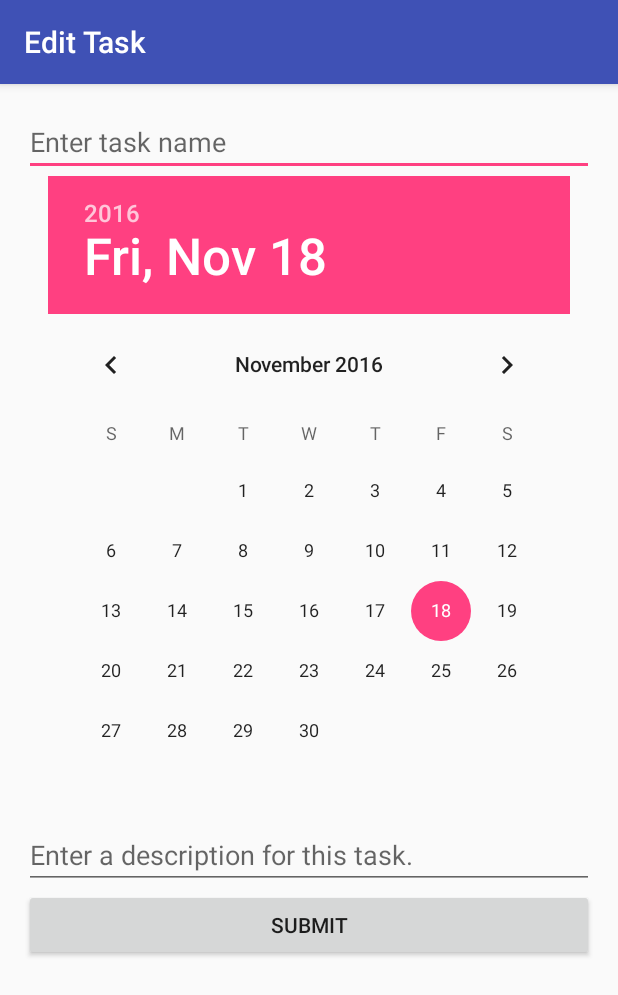
After one commit to gfmcknight/Personal-Manager, an Android app: the EditTask screen opened directly, with no data from a screen before it, on a phone screen of 412 x 824 dp. The commit adds this screen. Shown: the top 995 px of the screen. Run offline under Robolectric (Android 15) with nearby library versions, the phone set to English and light mode, and no system bars; 2 statements that could not run were skipped.

Commit message:
-Added an activity that can edit tasks, made changes to RefreshEvents

```diff
--- a/app/src/main/AndroidManifest.xml
+++ b/app/src/main/AndroidManifest.xml
@@ -21,7 +21,11 @@
         <activity
             android:name=".NewTask"
             android:label="@string/title_activity_new_task"
-            android:theme="@style/AppTheme.NoActionBar"></activity>
+            android:theme="@style/AppTheme.NoActionBar" />
+        <activity
+            android:name=".EditTask"
+            android:label="@string/title_activity_edit_task"
+            android:theme="@style/AppTheme.NoActionBar" />
     </application>
 
 </manifest>
--- /dev/null
+++ b/app/src/main/java/com/mcknight/gfm13/personalmanager/EditTask.java
@@ -0,0 +1,42 @@
+package com.mcknight.gfm13.personalmanager;
+
+import android.os.Bundle;
+import android.support.design.widget.FloatingActionButton;
+import android.support.design.widget.Snackbar;
+import android.support.v7.app.AppCompatActivity;
+import android.support.v7.widget.Toolbar;
+import android.view.View;
+import android.widget.DatePicker;
+import android.widget.EditText;
+
+import com.mcknight.gfm13.personalmanager.Refreshing.RefreshEvent;
+import com.mcknight.gfm13.personalmanager.Refreshing.RefreshEventType;
+import com.mcknight.gfm13.personalmanager.Refreshing.RefreshInvoker;
+
+public class EditTask extends AppCompatActivity {
+
+    Task task;
+
+    @Override
+    protected void onCreate(Bundle savedInstanceState) {
+        super.onCreate(savedInstanceState);
+        setContentView(R.layout.activity_edit_task);
+        Toolbar toolbar = (Toolbar) findViewById(R.id.toolbar);
+        setSupportActionBar(toolbar);
+
+        int taskID = getIntent().getIntExtra(getString(R.string.edit_ID), 0);
+        task = TaskManager.getInstance().getTaskByID(taskID);
+
+        ((EditText)findViewById(R.id.taskName)).setText(task.Name);
+        ((EditText)findViewById(R.id.taskDescription)).setText(task.Description);
+    }
+
+    public void SubmitPressed(View view) {
+        task.Name = ((EditText)findViewById(R.id.taskName)).getText().toString();
+        task.Description = ((EditText)findViewById(R.id.taskDescription)).getText().toString();
+        TaskManager.getInstance().Commit();
+
+        RefreshInvoker.getInstance().invokeRefreshEvent(new RefreshEvent(RefreshEventType.EDIT, task));
+        finish();
+    }
+}
--- a/app/src/main/java/com/mcknight/gfm13/personalmanager/NewTask.java
+++ b/app/src/main/java/com/mcknight/gfm13/personalmanager/NewTask.java
@@ -28,7 +28,7 @@ public class NewTask extends AppCompatActivity {
         float timeEstimate = Float.parseFloat(((EditText)findViewById(R.id.timeEstimate)).getText().toString());
 
         Task newTask = new Task(taskName, "", taskDescription, timeEstimate, 0f,
-                date.getYear(), date.getMonth(), date.getDayOfMonth());
+                date.getYear(), date.getMonth(), date.getDayOfMonth(), TaskManager.getInstance().getNewID());
         TaskManager.getInstance().AddTask(newTask);
         TaskManager.getInstance().Commit();
 
--- /dev/null
+++ b/app/src/main/res/layout/activity_edit_task.xml
@@ -0,0 +1,26 @@
+<?xml version="1.0" encoding="utf-8"?>
+<android.support.design.widget.CoordinatorLayout xmlns:android="http://schemas.android.com/apk/res/android"
+    xmlns:app="http://schemas.android.com/apk/res-auto"
+    xmlns:tools="http://schemas.android.com/tools"
+    android:layout_width="match_parent"
+    android:layout_height="match_parent"
+    android:fitsSystemWindows="true"
+    tools:context="com.mcknight.gfm13.personalmanager.EditTask">
+
+    <android.support.design.widget.AppBarLayout
+        android:layout_width="match_parent"
+        android:layout_height="wrap_content"
+        android:theme="@style/AppTheme.AppBarOverlay">
+
+        <android.support.v7.widget.Toolbar
+            android:id="@+id/toolbar"
+            android:layout_width="match_parent"
+            android:layout_height="?attr/actionBarSize"
+            android:background="?attr/colorPrimary"
+            app:popupTheme="@style/AppTheme.PopupOverlay" />
+
+    </android.support.design.widget.AppBarLayout>
+
+    <include layout="@layout/content_edit_task" />
+
+</android.support.design.widget.CoordinatorLayout>
--- /dev/null
+++ b/app/src/main/res/layout/content_edit_task.xml
@@ -0,0 +1,56 @@
+<?xml version="1.0" encoding="utf-8"?>
+<RelativeLayout xmlns:android="http://schemas.android.com/apk/res/android"
+    xmlns:app="http://schemas.android.com/apk/res-auto"
+    xmlns:tools="http://schemas.android.com/tools"
+    android:layout_width="match_parent"
+    android:layout_height="match_parent"
+    android:paddingBottom="@dimen/activity_vertical_margin"
+    android:paddingLeft="@dimen/activity_horizontal_margin"
+    android:paddingRight="@dimen/activity_horizontal_margin"
+    android:paddingTop="@dimen/activity_vertical_margin"
+    app:layout_behavior="@string/appbar_scrolling_view_behavior"
+    tools:context="com.mcknight.gfm13.personalmanager.EditTask"
+    tools:showIn="@layout/activity_edit_task">
+
+    <ScrollView
+        android:layout_width="match_parent"
+        android:layout_height="wrap_content"
+        android:id="@+id/scrollView">
+        <LinearLayout
+            android:layout_width="match_parent"
+            android:layout_height="match_parent"
+            android:orientation="vertical">
+            <EditText
+                android:layout_width="match_parent"
+                android:layout_height="wrap_content"
+                android:hint="@string/task_name_hint"
+                android:id="@+id/taskName"/>
+
+            <DatePicker
+                android:layout_width="wrap_content"
+                android:layout_height="wrap_content"
+                android:id="@+id/datePicker"
+                android:layout_gravity="center_horizontal" />
+
+            <EditText
+                android:layout_width="match_parent"
+                android:layout_height="wrap_content"
+                android:id="@+id/taskDescription"
+                android:hint="@string/task_desc_hint"/>
+
+            <LinearLayout
+                android:layout_width="match_parent"
+                android:layout_height="wrap_content"
+                android:orientation="horizontal">
+
+                <Button
+                    android:layout_width="wrap_content"
+                    android:layout_height="wrap_content"
+                    android:layout_weight="1"
+                    android:text="@string/submit_button"
+                    android:onClick="SubmitPressed"/>
+
+            </LinearLayout>
+        </LinearLayout>
+    </ScrollView>
+</RelativeLayout>
--- a/app/src/main/res/values/strings.xml
+++ b/app/src/main/res/values/strings.xml
@@ -5,12 +5,17 @@
     <string name="action_new_task">Add a new task</string>
     <string name="section_format">Hello World from section: %1$d</string>
     <string name="title_activity_new_task">New Task</string>
+    <string name="title_activity_edit_task">Edit Task</string>
     <string name="task_name_hint">Enter task name</string>
     <string name="task_desc_hint">Enter a description for this task.</string>
     <string name="time_est_hint">How long do you think this will take?</string>
     <string name="submit_button">Submit</string>
     <string name="all_tasks_message">Current elements:</string>
 
+    <string name="edit_ID">edit_ID</string>
+    <string name="preference_file_key">Preferences</string>
+
     <!-- TODO: Remove or change this placeholder text -->
     <string name="hello_blank_fragment">Hello blank fragment</string>
+
 </resources>
```
Also changed, not shown: app/src/main/java/com/mcknight/gfm13/personalmanager/Refreshing/RefreshEvent.java (+8 -0 lines), app/src/main/java/com/mcknight/gfm13/personalmanager/Task.java (+9 -3 lines), app/src/main/java/com/mcknight/gfm13/personalmanager/TaskManager.java (+23 -0 lines), app/src/main/java/com/mcknight/gfm13/personalmanager/ViewFactory.java (+9 -1 lines).
